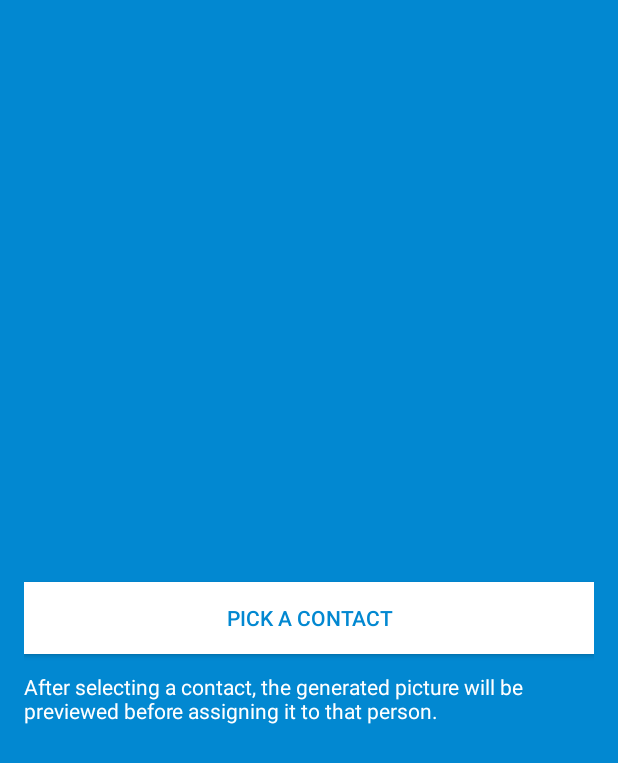
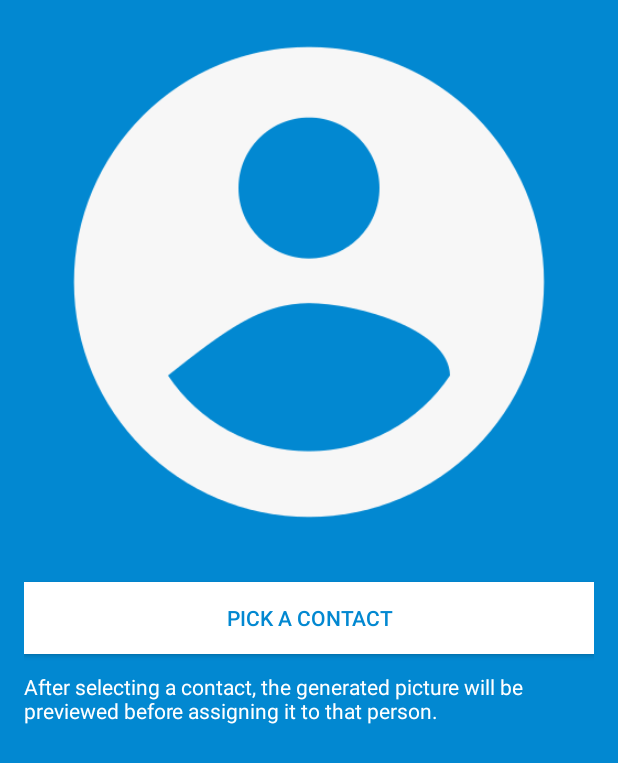
Before and after one commit to easytarget2000/micopi_android, an Android app: the screen it shows after launch (WelcomeActivity), on a phone screen of 412 x 824 dp. Shown: the top 763 px of the screen. Run offline under Robolectric (Android 15) with nearby library versions, the phone set to English and light mode, and no system bars.

Commit message:
2.5 Release

```diff
--- a/src/main/AndroidManifest.xml
+++ b/src/main/AndroidManifest.xml
@@ -38,8 +38,7 @@
         android:icon="@drawable/ic_launcher"
         android:label="@string/app_name"
         android:screenOrientation="portrait"
-        android:theme="@style/AppTheme"
-        android:debuggable="true">
+        android:theme="@style/AppTheme">
 
         <!--<meta-data-->
             <!--android:name="com.google.android.gms.version"-->
--- a/src/main/java/com/easytarget/micopi/WelcomeActivity.java
+++ b/src/main/java/com/easytarget/micopi/WelcomeActivity.java
@@ -20,24 +20,21 @@ import android.app.Activity;
 import android.content.Intent;
 import android.os.Build;
 import android.os.Bundle;
+import android.support.v7.app.ActionBarActivity;
 import android.view.View;
 
 /**
  * First activity to be displayed after launch.
  */
-public class WelcomeActivity extends Activity {
+public class WelcomeActivity extends ActionBarActivity {
 
     @Override
     protected void onCreate(Bundle savedInstanceState) {
         super.onCreate(savedInstanceState);
         setContentView(R.layout.activity_welcome);
 
-        // The welcome activity doesn't need to have the logo twice and
-        // the wide action bar moves the vertical center quite a bit.
-        if (Build.VERSION.SDK_INT >= Build.VERSION_CODES.HONEYCOMB ) {
-            if(getActionBar() != null) getActionBar().hide();
-        }
-
+        // The welcome activity doesn't need to have an action bar.
+        if(getSupportActionBar() != null) getSupportActionBar().hide();
     }
 
     public void startMainActivity( @SuppressWarnings("unused") View view ) {
--- a/src/main/res/layout-large/activity_welcome.xml
+++ b/src/main/res/layout-large/activity_welcome.xml
@@ -3,7 +3,8 @@
     android:id="@+id/container"
     android:layout_width="match_parent"
     android:layout_height="match_parent"
-    tools:context="com.easytarget.micopi.WelcomeActivity">
+    tools:context="com.easytarget.micopi.WelcomeActivity"
+    android:background="@color/primary">
 
     <RelativeLayout
         android:id="@+id/welcomeLayout"
@@ -12,27 +13,39 @@
         android:layout_marginLeft="64dp"
         android:layout_marginRight="64dp">
 
+        <ImageView
+            android:layout_width="wrap_content"
+            android:layout_height="wrap_content"
+            android:id="@+id/imageView"
+            android:layout_above="@+id/firstButton"
+            android:layout_centerHorizontal="true"
+            android:layout_marginBottom="12dp"
+            android:src="@drawable/micopi_logo" />
 
         <Button
             android:layout_width="match_parent"
-            android:layout_height="wrap_content"
             android:text="@string/contact_button_label"
             android:id="@+id/firstButton"
             android:layout_centerVertical="true"
             android:layout_alignParentLeft="true"
             android:layout_alignParentStart="true"
-            android:onClick="startMainActivity" />
+            android:onClick="startMainActivity"
+            android:background="@android:color/white"
+            android:textColor="@color/primary"
+            android:layout_height="64dp"
+            android:textSize="24sp"/>
 
         <TextView
-            android:layout_width="match_parent"
+            android:layout_width="wrap_content"
             android:layout_height="wrap_content"
             android:textAppearance="?android:attr/textAppearanceSmall"
             android:text="@string/introduction_text"
             android:id="@+id/textView"
             android:layout_below="@+id/firstButton"
+            android:layout_marginTop="12dp"
             android:layout_centerVertical="true"
             android:layout_centerHorizontal="true"
-            android:textColor="#ff33b5e5" />
+            android:textColor="@android:color/white"/>
 
     </RelativeLayout>
 
--- a/src/main/res/layout-xlarge/activity_welcome.xml
+++ b/src/main/res/layout-xlarge/activity_welcome.xml
@@ -3,36 +3,49 @@
     android:id="@+id/container"
     android:layout_width="match_parent"
     android:layout_height="match_parent"
-    tools:context="com.easytarget.micopi.WelcomeActivity">
+    tools:context="com.easytarget.micopi.WelcomeActivity"
+    android:background="@color/primary">
 
     <RelativeLayout
         android:id="@+id/welcomeLayout"
-        android:layout_width="match_parent"
+        android:layout_width="fill_parent"
         android:layout_height="fill_parent"
         android:layout_marginLeft="128dp"
         android:layout_marginRight="128dp">
 
+        <ImageView
+            android:layout_width="wrap_content"
+            android:layout_height="wrap_content"
+            android:id="@+id/imageView"
+            android:layout_above="@+id/firstButton"
+            android:layout_centerHorizontal="true"
+            android:layout_marginBottom="12dp"
+            android:src="@drawable/micopi_logo" />
 
         <Button
             android:layout_width="match_parent"
-            android:layout_height="wrap_content"
             android:text="@string/contact_button_label"
             android:id="@+id/firstButton"
             android:layout_centerVertical="true"
             android:layout_alignParentLeft="true"
             android:layout_alignParentStart="true"
-            android:onClick="startMainActivity" />
+            android:onClick="startMainActivity"
+            android:background="@android:color/white"
+            android:textColor="@color/primary"
+            android:layout_height="78dp"
+            android:textSize="32sp"/>
 
         <TextView
-            android:layout_width="match_parent"
+            android:layout_width="wrap_content"
             android:layout_height="wrap_content"
             android:textAppearance="?android:attr/textAppearanceSmall"
             android:text="@string/introduction_text"
             android:id="@+id/textView"
             android:layout_below="@+id/firstButton"
+            android:layout_marginTop="12dp"
             android:layout_centerVertical="true"
             android:layout_centerHorizontal="true"
-            android:textColor="#ff33b5e5" />
+            android:textColor="@android:color/white"/>
 
     </RelativeLayout>
 
--- a/src/main/res/layout/activity_welcome.xml
+++ b/src/main/res/layout/activity_welcome.xml
@@ -13,6 +13,15 @@
         android:layout_marginLeft="@dimen/activity_horizontal_margin"
         android:layout_marginRight="@dimen/activity_horizontal_margin">
 
+        <ImageView
+            android:layout_width="fill_parent"
+            android:layout_height="fill_parent"
+            android:id="@+id/imageView"
+            android:layout_above="@+id/firstButton"
+            android:layout_centerHorizontal="true"
+            android:layout_marginBottom="12dp"
+            android:src="@drawable/micopi_logo" />
+
         <Button
             android:layout_width="match_parent"
             android:text="@string/contact_button_label"
@@ -26,7 +35,7 @@
             android:layout_height="48dp" />
 
         <TextView
-            android:layout_width="match_parent"
+            android:layout_width="wrap_content"
             android:layout_height="wrap_content"
             android:textAppearance="?android:attr/textAppearanceSmall"
             android:text="@string/introduction_text"
```
Also changed, not shown: src/main/res/drawable-hdpi/micopi_logo.png, src/main/res/drawable-mdpi/micopi_logo.png, src/main/res/drawable-xhdpi/micopi_logo.png, src/main/res/drawable-xxhdpi/micopi_logo.png, src/main/res/drawable-xxxhdpi/micopi_logo.png, 6 other files.
